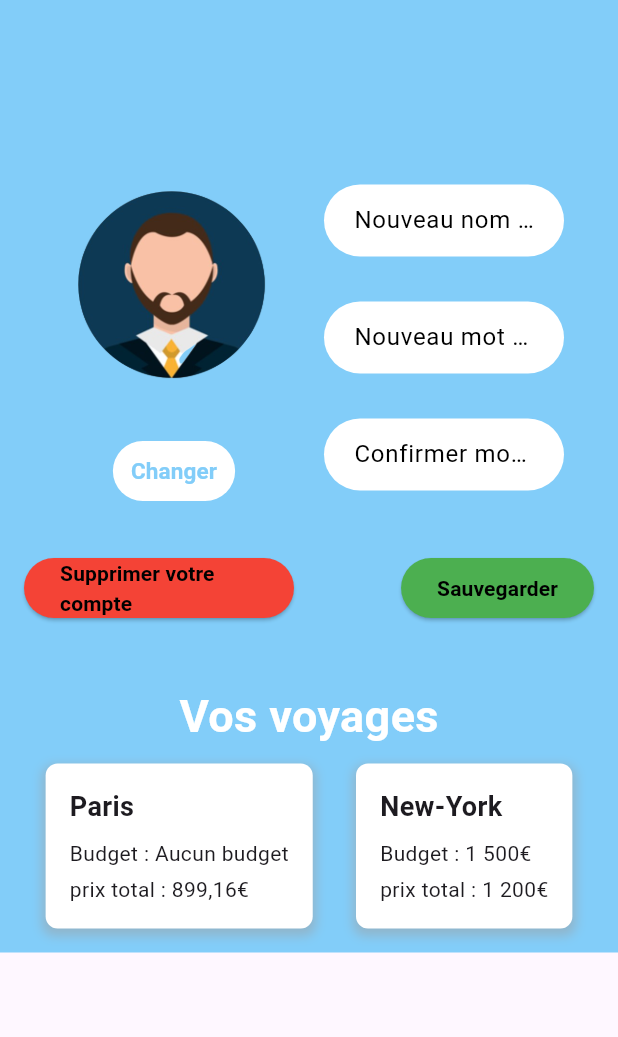
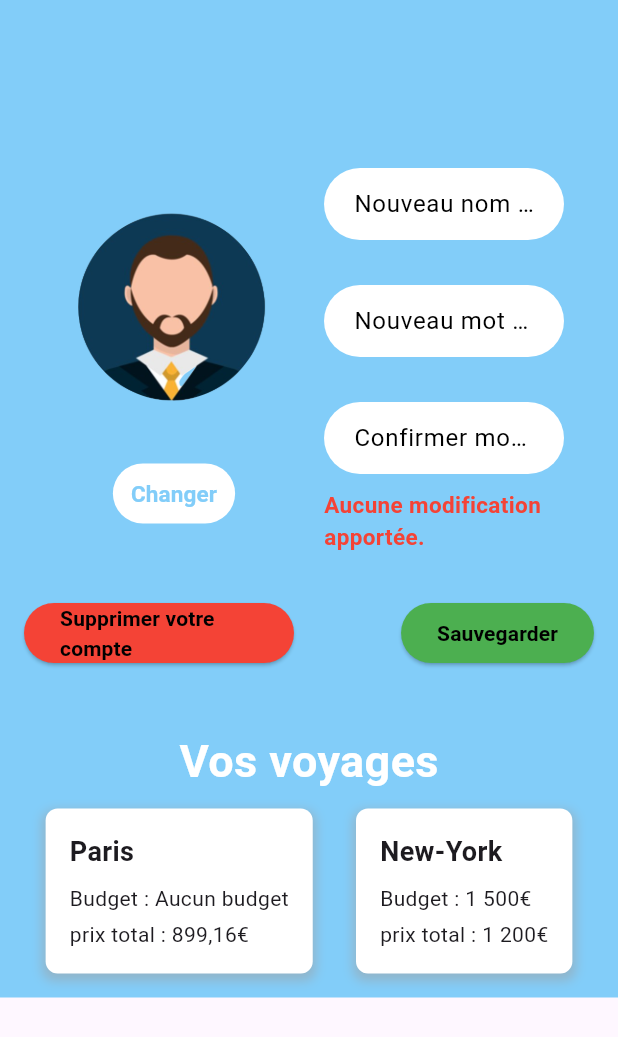
Before and after one commit to TheoFratia/suivi_projet_2024_Voyago, a Flutter app: the ProfilePage screen opened directly with empty values, after a tap on "Sauvegarder", on a phone screen of 412 x 824 dp. Shown: the top 1037 px of the screen. Run offline on Flutter 3.47's test engine with Material 3 defaults, Android fonts, the light colour scheme and no system bars; our stand-ins replace flutter_login, shared_preferences; accounts and stored records are empty; network calls fail.

Commit message:
Message d'erreur + redirection après changement

```diff
--- a/projet_dev_mobile/lib/models/user.dart
+++ b/projet_dev_mobile/lib/models/user.dart
@@ -1,6 +1,6 @@
 class User {
   final String uuid;
-  final String username;
+  late final String username;
 
   User({
     required this.uuid,
--- a/projet_dev_mobile/lib/screen/Profile_screen.dart
+++ b/projet_dev_mobile/lib/screen/Profile_screen.dart
@@ -1,12 +1,12 @@
-import 'dart:convert';
-import 'dart:io';
 import 'package:flutter/material.dart';
 import 'package:projet_dev_mobile/models/user.dart';
 import 'package:shared_preferences/shared_preferences.dart';
+import '../services/Change_page.dart';
 import '../services/api.dart';
 import '../widget/TextField.dart';
 import '../widget/VoyageField.dart';
 import '../variables/colors.dart';
+import 'login_screen.dart';
 
 class ProfilePage extends StatefulWidget {
   final User user;
@@ -34,6 +34,9 @@ class _ProfilePageState extends State<ProfilePage> {
     'assets/avatars/Avatar8.png',
     'assets/avatars/Avatar9.png',
   ];
+
+  String errorMessage = '';
+  String successMessage = '';
 
   @override
   void initState() {
@@ -90,16 +93,38 @@ class _ProfilePageState extends State<ProfilePage> {
   }
 
   void _updateUser() async {
+    setState(() {
+      errorMessage = '';
+      successMessage = '';
+    });
+
     final apiManager = ApiManager();
     bool usernameChanged = username.isNotEmpty && username != widget.user.username;
     bool passwordChanged = password.isNotEmpty && password == confirmPassword;
 
+    try {
       if (usernameChanged && passwordChanged) {
         await apiManager.updateAll(username, password);
       } else if (usernameChanged) {
         await apiManager.updateUsername(username);
       } else if (passwordChanged) {
         await apiManager.updatePassword(password);
+      }
+
+      if (usernameChanged || passwordChanged) {
+        setState(() {
+          successMessage = 'Mise à jour réussie!';
+        });
+        NavigateAfterDelay(() => LoginScreen(), 5, context);
+      } else {
+        setState(() {
+          errorMessage = 'Aucune modification apportée.';
+        });
+      }
+    } catch (e) {
+      setState(() {
+        errorMessage = '$e';
+      });
     }
   }
 
@@ -171,6 +196,14 @@ class _ProfilePageState extends State<ProfilePage> {
                               width: constraints.maxWidth * 0.7,
                               child: buildTextField('Confirmer mot de passe', obscureText: true, onChanged: (newValue) {confirmPassword = newValue;}),
                             ),
+                            if (errorMessage.isNotEmpty) ...[
+                              const SizedBox(height: 10),
+                              Text(errorMessage, style: TextStyle(color: Colors.red, fontWeight: FontWeight.bold, fontSize: 15)),
+                            ],
+                            if (successMessage.isNotEmpty) ...[
+                              const SizedBox(height: 10),
+                              Text(successMessage, style: TextStyle(color: Colors.green, fontWeight: FontWeight.bold, fontSize: 15)),
+                            ],
                           ],
                         ),
                       ),
```
Also changed, not shown: projet_dev_mobile/lib/services/Change_page.dart (added, +10 -0 lines), projet_dev_mobile/lib/services/api.dart (+12 -19 lines). Lines whose indentation alone changed are shown as unchanged.
